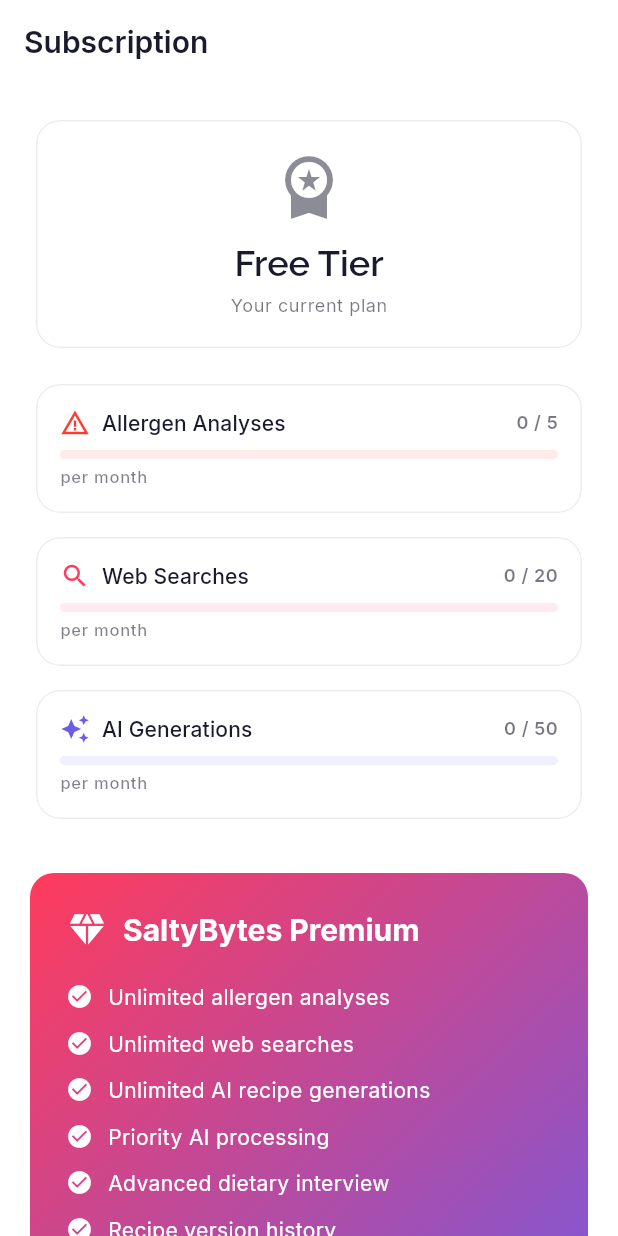
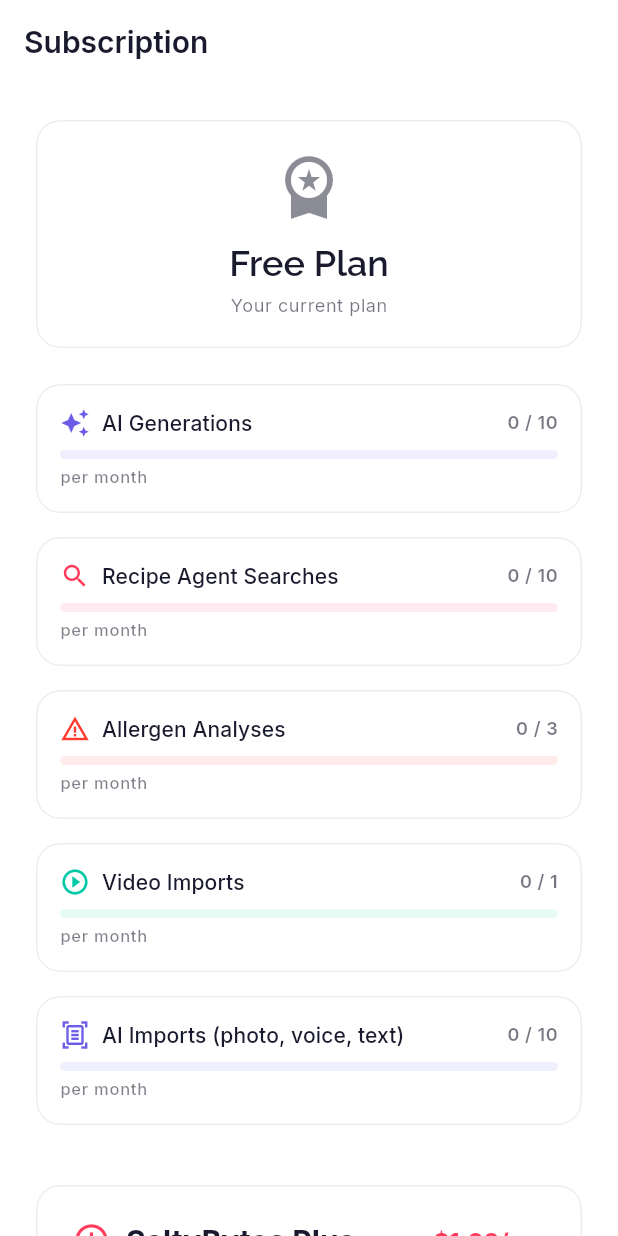
Before and after one commit to windoze95/saltybytes-app, a Flutter app: the SubscriptionScreen screen opened by its route, on a phone screen of 412 x 824 dp. Run offline on Flutter 3.47's test engine with Material 3 defaults, Android fonts, the phone set to English and light mode, and no system bars; drawn by our look-alikes of flutter_animate; our stand-ins replace cached_network_image, dio, flutter_riverpod, flutter_secure_storage, freezed_annotation, go_router and 6 more; missing offline and left inert: vosk_flutter_2; accounts and stored records are empty.

Commit message:
feat(billing): render server-driven tier caps — Free/Plus/Premium plans
Companion to API PR #128. The subscription screen hardcoded the old free
limits and advertised premium as 'Unlimited everything' — both now wrong:
premium has real caps, and there's a $1.99 Plus tier below it.

- SubscriptionInfo parses the new sibling 'limits' object (additive) plus
  the video/AI-import counters; falls back to free caps when absent.
- Usage meters are fully server-driven (5 meters incl. video + AI imports;
  -1 renders as Unlimited).
- Plan cards show honest allowances: Plus $1.99 (15 gens / 20 searches /
  25 AI imports / 5 allergens / 2 video) and Premium $4.99 (30 / 50 / 60 /
  12 / 20 + deeper allergen analysis). Free sees both, Plus sees Premium,
  Premium and above see none. The hidden unlimited tier renders as the
  current plan with no upgrade cards and is never offered anywhere.

Co-Authored-By: Claude Fable 5 <noreply@anthropic.com>

```diff
--- a/lib/core/providers/subscription_provider.dart
+++ b/lib/core/providers/subscription_provider.dart
@@ -23,7 +23,11 @@ final subscriptionProvider = FutureProvider<SubscriptionInfo>((ref) async {
   if (data is Map<String, dynamic> &&
       data['subscription'] is Map<String, dynamic>) {
     return SubscriptionInfo.fromJson(
-        data['subscription'] as Map<String, dynamic>);
+      data['subscription'] as Map<String, dynamic>,
+      limitsJson: data['limits'] is Map<String, dynamic>
+          ? data['limits'] as Map<String, dynamic>
+          : null,
+    );
   }
   return const SubscriptionInfo();
 });
--- a/lib/features/settings/subscription_screen.dart
+++ b/lib/features/settings/subscription_screen.dart
@@ -97,7 +97,9 @@ class _SubscriptionBody extends StatelessWidget {
   @override
   Widget build(BuildContext context) {
     final theme = Theme.of(context);
-    final isPremium = subscription.isPremium;
+    final limits = subscription.limits;
+    final hasPaidLook =
+        subscription.tierRank >= 1; // plus and up get the branded icon color
 
     return ListView(
       padding: const EdgeInsets.all(20),
@@ -111,13 +113,13 @@ class _SubscriptionBody extends StatelessWidget {
                 Icon(
                   Icons.workspace_premium,
                   size: 48,
-                  color: isPremium
+                  color: hasPaidLook
                       ? theme.colorScheme.primary
                       : theme.colorScheme.onSurface.withValues(alpha: 0.5),
                 ),
                 const SizedBox(height: 12),
                 Text(
-                  isPremium ? 'Premium' : 'Free Tier',
+                  '${subscription.displayName} Plan',
                   style: theme.textTheme.headlineSmall?.copyWith(
                     fontWeight: FontWeight.w600,
                   ),
@@ -148,35 +150,106 @@ class _SubscriptionBody extends StatelessWidget {
 
         // Usage / limits
         _LimitCard(
+          title: 'AI Generations',
+          current: subscription.aiGenerationsUsed,
+          limit: limits.aiGenerations < 0 ? null : limits.aiGenerations,
+          unit: 'per month',
+          icon: Icons.auto_awesome,
+          color: theme.colorScheme.secondary,
+        ),
+        const SizedBox(height: 8),
+        _LimitCard(
+          title: 'Recipe Agent Searches',
+          current: subscription.webSearchesUsed,
+          limit: limits.webSearches < 0 ? null : limits.webSearches,
+          unit: 'per month',
+          icon: Icons.search,
+          color: theme.colorScheme.primary,
+        ),
+        const SizedBox(height: 8),
+        _LimitCard(
           title: 'Allergen Analyses',
           current: subscription.allergenAnalysesUsed,
-          limit: isPremium
-              ? null
-              : SubscriptionInfo.freeAllergenAnalysesLimit,
+          limit: limits.allergenAnalyses < 0 ? null : limits.allergenAnalyses,
           unit: 'per month',
           icon: Icons.warning_amber,
           color: theme.colorScheme.error,
         ),
         const SizedBox(height: 8),
         _LimitCard(
-          title: 'Web Searches',
-          current: subscription.webSearchesUsed,
-          limit: isPremium ? null : SubscriptionInfo.freeWebSearchesLimit,
+          title: 'Video Imports',
+          current: subscription.videoImportsUsed,
+          limit: limits.videoImports < 0 ? null : limits.videoImports,
           unit: 'per month',
-          icon: Icons.search,
-          color: theme.colorScheme.primary,
+          icon: Icons.play_circle_outline,
+          color: theme.colorScheme.tertiary,
         ),
         const SizedBox(height: 8),
         _LimitCard(
-          title: 'AI Generations',
-          current: subscription.aiGenerationsUsed,
-          limit: isPremium ? null : SubscriptionInfo.freeAiGenerationsLimit,
+          title: 'AI Imports (photo, voice, text)',
+          current: subscription.aiImportsUsed,
+          limit: limits.aiImports < 0 ? null : limits.aiImports,
           unit: 'per month',
-          icon: Icons.auto_awesome,
+          icon: Icons.document_scanner_outlined,
           color: theme.colorScheme.secondary,
         ),
 
-        if (!isPremium) ...[
+        if (subscription.tierRank < 1) ...[
+          const SizedBox(height: 32),
+
+          // Plus plan — the budget step up
+          Card(
+            child: Padding(
+              padding: const EdgeInsets.all(24),
+              child: Column(
+                crossAxisAlignment: CrossAxisAlignment.start,
+                children: [
+                  Row(
+                    children: [
+                      Icon(Icons.add_circle_outline,
+                          color: theme.colorScheme.primary, size: 26),
+                      const SizedBox(width: 10),
+                      Text(
+                        'SaltyBytes Plus',
+                        style: theme.textTheme.titleLarge?.copyWith(
+                          fontWeight: FontWeight.w700,
+                        ),
+                      ),
+                      const Spacer(),
+                      Text(
+                        '\$1.99/mo',
+                        style: theme.textTheme.titleMedium?.copyWith(
+                          fontWeight: FontWeight.w700,
+                          color: theme.colorScheme.primary,
+                        ),
+                      ),
+                    ],
+                  ),
+                  const SizedBox(height: 16),
+                  const _PlanFeature(label: '15 AI generations a month'),
+                  const _PlanFeature(label: '20 recipe agent searches'),
+                  const _PlanFeature(label: '25 AI imports'),
+                  const _PlanFeature(label: '5 allergen analyses'),
+                  const _PlanFeature(label: '2 video imports'),
+                  const SizedBox(height: 16),
+                  SizedBox(
+                    width: double.infinity,
+                    height: 48,
+                    child: OutlinedButton(
+                      onPressed: isUpgrading ? null : onUpgrade,
+                      child: const Text('Get Plus'),
+                    ),
+                  ),
+                ],
+              ),
+            ),
+          )
+              .animate()
+              .fadeIn(duration: 400.ms, delay: 100.ms)
+              .slideY(begin: 0.1, end: 0, duration: 400.ms, delay: 100.ms),
+        ],
+
+        if (subscription.tierRank < 2) ...[
           const SizedBox(height: 32),
 
           // Premium plan
@@ -208,18 +281,23 @@ class _SubscriptionBody extends StatelessWidget {
                           fontWeight: FontWeight.w700,
                         ),
                       ),
+                      const Spacer(),
+                      Text(
+                        '\$4.99/mo',
+                        style: theme.textTheme.titleMedium?.copyWith(
+                          color: Colors.white,
+                          fontWeight: FontWeight.w700,
+                        ),
+                      ),
                     ],
                   ),
                   const SizedBox(height: 20),
-                  const _PremiumFeature(label: 'Unlimited allergen analyses'),
-                  const _PremiumFeature(label: 'Unlimited web searches'),
+                  const _PremiumFeature(label: '30 AI generations a month'),
+                  const _PremiumFeature(label: '50 recipe agent searches'),
+                  const _PremiumFeature(label: '60 AI imports'),
+                  const _PremiumFeature(label: '20 video imports'),
                   const _PremiumFeature(
-                      label: 'Unlimited AI recipe generations'),
-                  const _PremiumFeature(label: 'Priority AI processing'),
-                  const _PremiumFeature(label: 'Advanced dietary interview'),
-                  const _PremiumFeature(label: 'Recipe version history'),
-                  const _PremiumFeature(
-                      label: 'Family sharing (up to 10 members)'),
+                      label: 'Deeper allergen analysis (12 a month)'),
                   const SizedBox(height: 24),
                   SizedBox(
                     width: double.infinity,
@@ -325,6 +403,28 @@ class _LimitCard extends StatelessWidget {
   }
 }
 
+class _PlanFeature extends StatelessWidget {
+  const _PlanFeature({required this.label});
+
+  final String label;
+
+  @override
+  Widget build(BuildContext context) {
+    final theme = Theme.of(context);
+    return Padding(
+      padding: const EdgeInsets.only(bottom: 10),
+      child: Row(
+        children: [
+          Icon(Icons.check_circle,
+              color: theme.colorScheme.primary, size: 18),
+          const SizedBox(width: 10),
+          Text(label, style: theme.textTheme.bodyMedium),
+        ],
+      ),
+    );
+  }
+}
+
 class _PremiumFeature extends StatelessWidget {
   const _PremiumFeature({required this.label});
 
--- a/lib/models/subscription.dart
+++ b/lib/models/subscription.dart
@@ -2,30 +2,103 @@
 ///
 /// The backend serializes models.Subscription with Go's default field-name
 /// keys (PascalCase), so parsing accepts PascalCase, snake_case, and
-/// camelCase defensively.
+/// camelCase defensively. The sibling "limits" object (snake_case, additive)
+/// carries the tier's monthly allowances so the app never hardcodes them.
+class TierLimits {
+  const TierLimits({
+    this.aiGenerations = 10,
+    this.webSearches = 10,
+    this.allergenAnalyses = 3,
+    this.videoImports = 1,
+    this.aiImports = 10,
+  });
+
+  /// -1 means unlimited.
+  final int aiGenerations;
+  final int webSearches;
+  final int allergenAnalyses;
+  final int videoImports;
+  final int aiImports;
+
+  factory TierLimits.fromJson(Map<String, dynamic> json) {
+    int pick(String key, int fallback) {
+      final v = json[key];
+      if (v is num) return v.toInt();
+      return int.tryParse(v?.toString() ?? '') ?? fallback;
+    }
+
+    return TierLimits(
+      aiGenerations: pick('ai_generations', 10),
+      webSearches: pick('web_searches', 10),
+      allergenAnalyses: pick('allergen_analyses', 3),
+      videoImports: pick('video_imports', 1),
+      aiImports: pick('ai_imports', 10),
+    );
+  }
+}
+
 class SubscriptionInfo {
   const SubscriptionInfo({
     this.tier = 'free',
     this.allergenAnalysesUsed = 0,
     this.webSearchesUsed = 0,
     this.aiGenerationsUsed = 0,
+    this.videoImportsUsed = 0,
+    this.aiImportsUsed = 0,
     this.monthlyResetAt,
+    this.limits = const TierLimits(),
   });
 
   final String tier;
   final int allergenAnalysesUsed;
   final int webSearchesUsed;
   final int aiGenerationsUsed;
+  final int videoImportsUsed;
+  final int aiImportsUsed;
   final DateTime? monthlyResetAt;
-
-  /// Free-tier monthly limits (mirrors the backend's Subscription.CanUse*).
-  static const int freeAllergenAnalysesLimit = 5;
-  static const int freeWebSearchesLimit = 20;
-  static const int freeAiGenerationsLimit = 50;
+  final TierLimits limits;
 
   bool get isPremium => tier == 'premium';
+  bool get isPlus => tier == 'plus';
+  bool get isUnlimited => tier == 'unlimited';
 
-  factory SubscriptionInfo.fromJson(Map<String, dynamic> json) {
+  /// Rank for "can this tier still upgrade" decisions. Unknown tiers rank
+  /// highest so the screen never offers a downgrade to something it doesn't
+  /// understand.
+  int get tierRank {
+    switch (tier) {
+      case 'free':
+        return 0;
+      case 'plus':
+        return 1;
+      case 'premium':
+        return 2;
+      default:
+        return 3;
+    }
+  }
+
+  String get displayName {
+    switch (tier) {
+      case 'free':
+        return 'Free';
+      case 'plus':
+        return 'Plus';
+      case 'premium':
+        return 'Premium';
+      case 'unlimited':
+        return 'Unlimited';
+      default:
+        return tier.isEmpty
+            ? 'Free'
+            : tier[0].toUpperCase() + tier.substring(1);
+    }
+  }
+
+  factory SubscriptionInfo.fromJson(
+    Map<String, dynamic> json, {
+    Map<String, dynamic>? limitsJson,
+  }) {
     dynamic pick(List<String> keys) {
       for (final key in keys) {
         final value = json[key];
@@ -60,9 +133,22 @@ class SubscriptionInfo {
         'AIGenerationsUsed',
         'aiGenerationsUsed',
       ])),
+      videoImportsUsed: toInt(pick([
+        'video_imports_used',
+        'VideoImportsUsed',
+        'videoImportsUsed',
+      ])),
+      aiImportsUsed: toInt(pick([
+        'ai_imports_used',
+        'AIImportsUsed',
+        'aiImportsUsed',
+      ])),
       monthlyResetAt: resetAtRaw == null
           ? null
           : DateTime.tryParse(resetAtRaw.toString()),
+      limits: limitsJson == null
+          ? const TierLimits()
+          : TierLimits.fromJson(limitsJson),
     );
   }
 }
```
Also changed, not shown: 1 other file.
